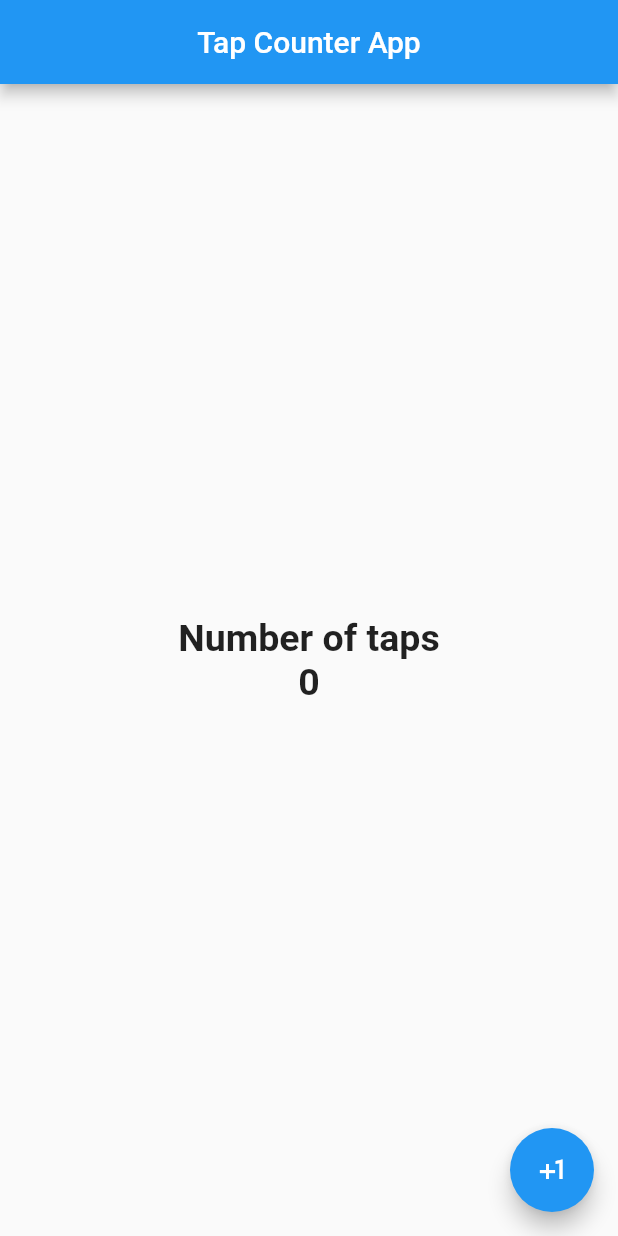
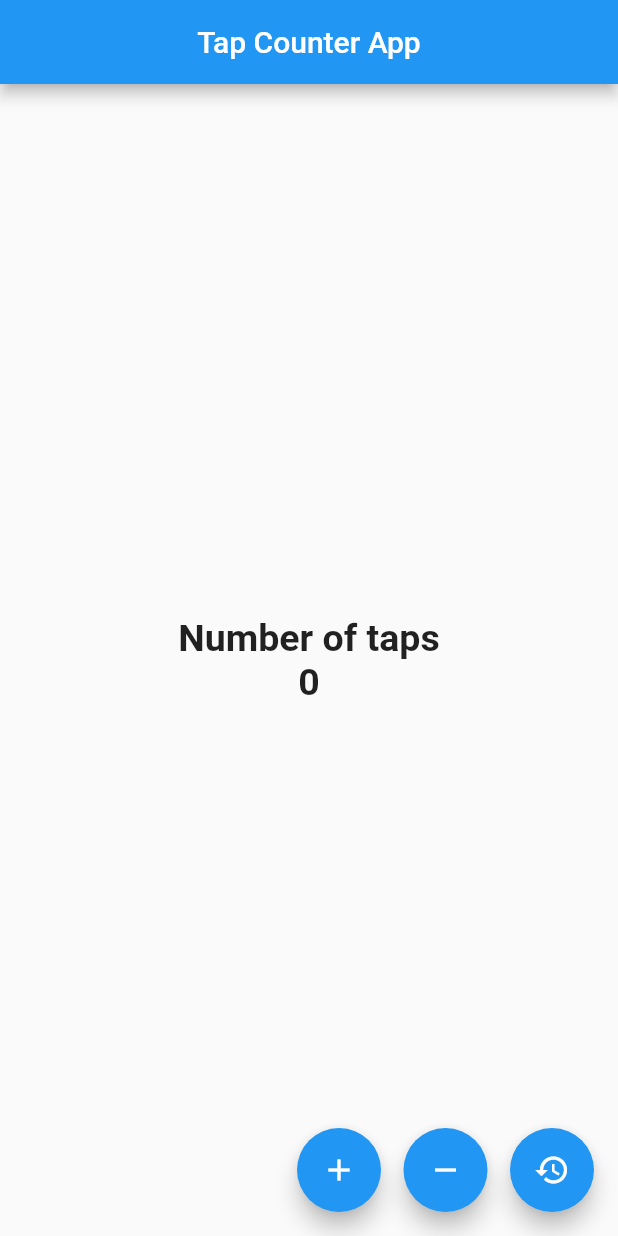
Before and after one commit to OpsonDuran/counter_project, a Flutter app: the screen it shows after launch, on a phone screen of 412 x 824 dp. Run offline on Flutter 3.47's test engine with Material 2 defaults, Android fonts, the phone set to English and light mode, and no system bars.

Commit message:
add row with 3 floating action button and fucntions for modified counter

```diff
--- a/lib/src/widget/counter_page.dart
+++ b/lib/src/widget/counter_page.dart
@@ -29,17 +29,44 @@ class _CounterPageState extends State<CounterPage> {
           ],
         ),
       ),
-      floatingActionButton: FloatingActionButton(
-        child: Icon(Icons.plus_one),
+      floatingActionButton: _createButtons()
+    );
+  }
+
+  Widget _createButtons(){
+    return Row(
+      mainAxisAlignment: MainAxisAlignment.end,
+      children: <Widget>[
+        FloatingActionButton(
+        child: Icon(Icons.add),
         onPressed: (){
-          //print("Hello World");
-
           setState(() {
           _counter ++;
           });
         },
 
       ),
+      SizedBox(width: 15.0,),
+      FloatingActionButton(
+        child: Icon(Icons.remove),
+        onPressed: (){
+          setState(() {
+          _counter --;
+          });
+        },
+
+      ),
+      SizedBox(width: 15.0,),
+      FloatingActionButton(
+        child: Icon(Icons.restore),
+        onPressed: (){
+          setState(() {
+          _counter = 0;
+          });
+        },
+
+      ),
+      ],
     );
   }
 
```
